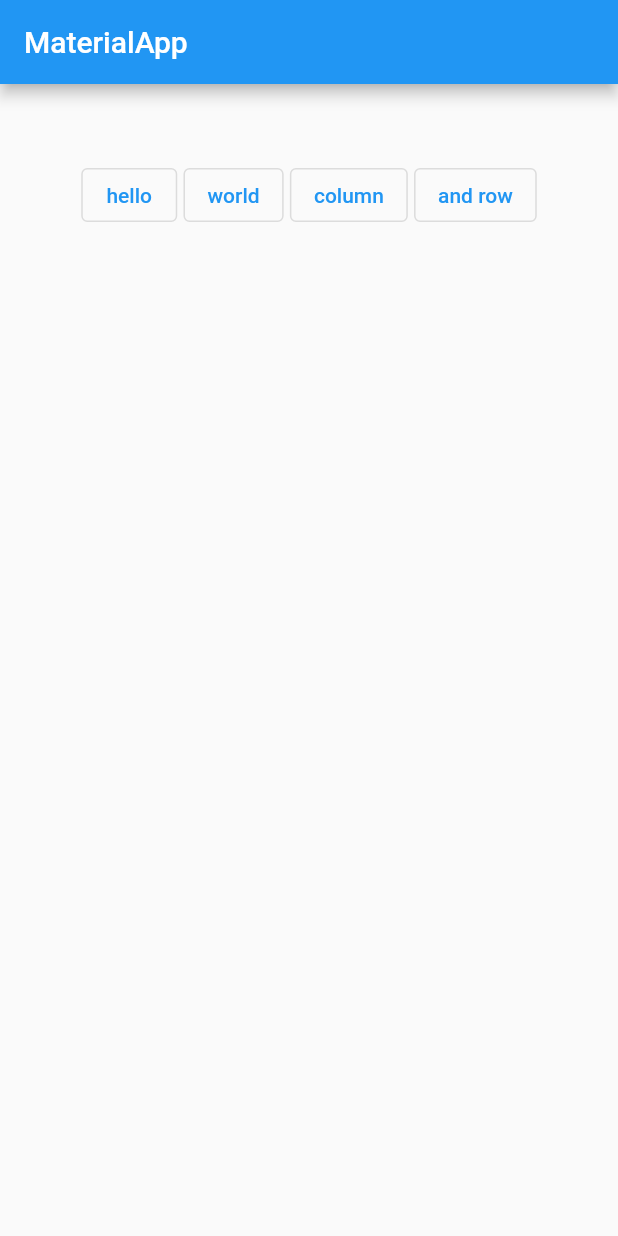
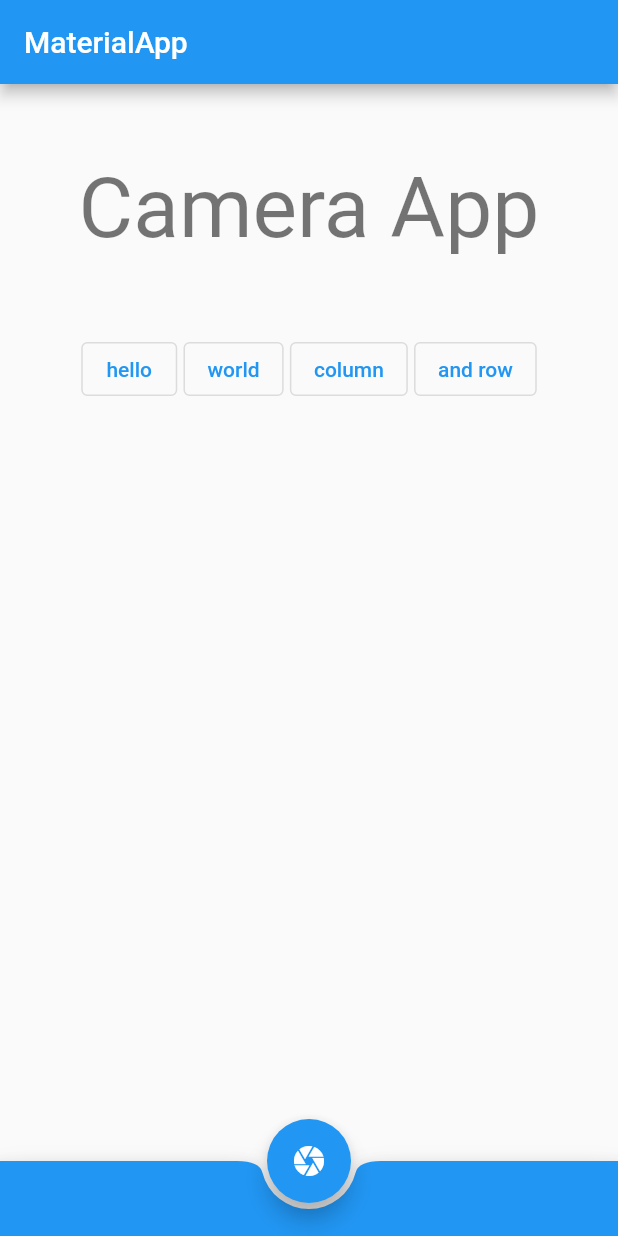
Before and after one commit to the96/flutter-study, a Flutter app: the screen it shows after launch, on a phone screen of 412 x 824 dp. Run offline on Flutter 3.47's test engine with Material 2 defaults, Android fonts, the phone set to English and light mode, and no system bars.

Commit message:
bottomにボタンとか置いてみた

```diff
--- a/my_app/lib/main.dart
+++ b/my_app/lib/main.dart
@@ -10,9 +10,18 @@ class MyApp extends StatelessWidget {
   @override
   Widget build(BuildContext context) {
     return MaterialApp(
+      theme: ThemeData(
+        brightness: Brightness.light,
+        primaryColor: Colors.blue,
+      ),
       home: Scaffold(
         appBar: AppBar(title: const Text("MaterialApp"), actions: const []),
         body: Column(children: [
+          const Padding(padding: EdgeInsets.only(top: 50)),
+          Text(
+            'Camera App',
+            style: Theme.of(context).textTheme.headline2,
+          ),
           const Padding(padding: EdgeInsets.only(top: 50)),
           Row(mainAxisAlignment: MainAxisAlignment.spaceBetween, children: [
             const Padding(padding: EdgeInsets.only(right: 50)),
@@ -34,7 +43,17 @@ class MyApp extends StatelessWidget {
             ),
             const Padding(padding: EdgeInsets.only(left: 50)),
           ])
-          ])),
+        ]),
+        bottomNavigationBar: BottomAppBar(
+            color: Theme.of(context).primaryColor,
+            shape: const CircularNotchedRectangle(),
+            child: Container(height: 50.0)),
+        floatingActionButton: FloatingActionButton(
+            onPressed: () => {},
+            tooltip: 'Open Camera',
+            child: const Icon(Icons.camera)),
+        floatingActionButtonLocation: FloatingActionButtonLocation.centerDocked,
+      ),
     );
   }
 }
```
Lines whose indentation alone changed are shown as unchanged.
